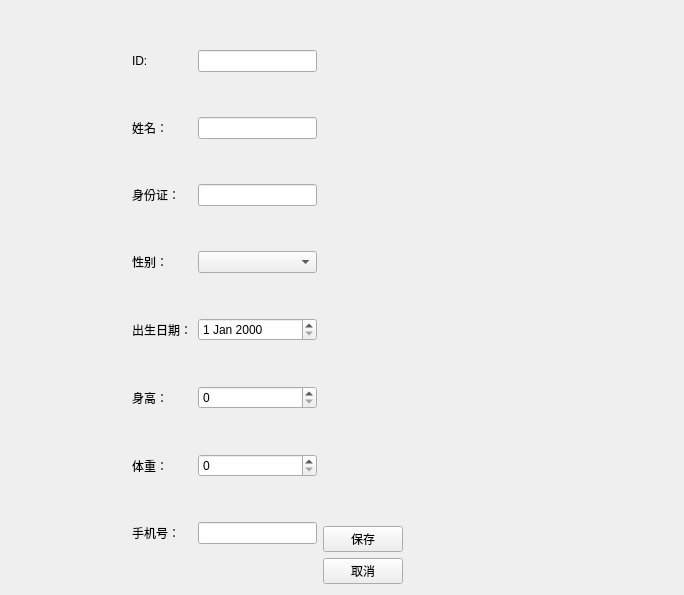
Above: QtLab3/patienteditview.ui from eriLzzx/eri-Qt-learning before the change. Below: the same form after it.
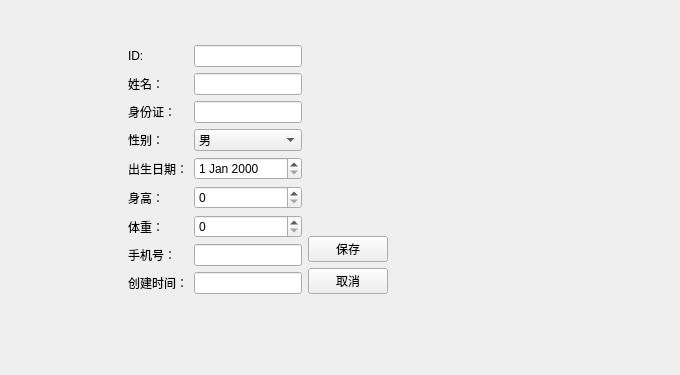
That is the form after the change.

Commit message: step6c add、edit function succeed

The edit to the form file:
```diff
--- a/QtLab3/patienteditview.ui
+++ b/QtLab3/patienteditview.ui
@@ -6,15 +6,41 @@
    <rect>
     <x>0</x>
     <y>0</y>
-    <width>684</width>
-    <height>595</height>
+    <width>680</width>
+    <height>375</height>
    </rect>
   </property>
   <property name="windowTitle">
    <string>患者管理</string>
   </property>
-  <layout class="QGridLayout" name="gridLayout_3">
-   <item row="0" column="0">
+  <widget class="QWidget" name="">
+   <property name="geometry">
+    <rect>
+     <x>10</x>
+     <y>0</y>
+     <width>650</width>
+     <height>339</height>
+    </rect>
+   </property>
+   <layout class="QVBoxLayout" name="verticalLayout_2">
+    <item>
+     <spacer name="verticalSpacer_3">
+      <property name="orientation">
+       <enum>Qt::Orientation::Vertical</enum>
+      </property>
+      <property name="sizeHint" stdset="0">
+       <size>
+        <width>20</width>
+        <height>40</height>
+       </size>
+      </property>
+     </spacer>
+    </item>
+    <item>
+     <layout class="QHBoxLayout" name="horizontalLayout_3">
+      <item>
+       <layout class="QHBoxLayout" name="horizontalLayout_2">
+        <item>
     <spacer name="horizontalSpacer">
      <property name="orientation">
       <enum>Qt::Orientation::Horizontal</enum>
@@ -24,43 +50,16 @@
      </property>
      <property name="sizeHint" stdset="0">
       <size>
-       <width>121</width>
-       <height>20</height>
+            <width>118</width>
+            <height>17</height>
       </size>
      </property>
     </spacer>
    </item>
-   <item row="0" column="1" rowspan="2">
-    <layout class="QGridLayout" name="gridLayout_2">
-     <item row="0" column="0">
+        <item>
+         <layout class="QHBoxLayout" name="horizontalLayout">
+          <item>
       <layout class="QGridLayout" name="gridLayout">
-       <item row="0" column="0">
-        <widget class="QLabel" name="label">
-         <property name="text">
-          <string>ID:</string>
-         </property>
-        </widget>
-       </item>
-       <item row="0" column="1">
-        <widget class="QLineEdit" name="lineEdit"/>
-       </item>
-       <item row="1" column="0">
-        <widget class="QLabel" name="label_2">
-         <property name="text">
-          <string>姓名：</string>
-         </property>
-        </widget>
-       </item>
-       <item row="1" column="1">
-        <widget class="QLineEdit" name="lineEdit_2"/>
-       </item>
-       <item row="2" column="0">
-        <widget class="QLabel" name="label_3">
-         <property name="text">
-          <string>身份证：</string>
-         </property>
-        </widget>
-       </item>
        <item row="2" column="1">
         <widget class="QLineEdit" name="lineEdit_3"/>
        </item>
@@ -71,8 +70,46 @@
          </property>
         </widget>
        </item>
+            <item row="2" column="0">
+             <widget class="QLabel" name="label_3">
+              <property name="text">
+               <string>身份证：</string>
+              </property>
+             </widget>
+            </item>
+            <item row="5" column="0">
+             <widget class="QLabel" name="label_6">
+              <property name="text">
+               <string>身高：</string>
+              </property>
+             </widget>
+            </item>
+            <item row="6" column="1">
+             <widget class="QSpinBox" name="dbSpinWeight"/>
+            </item>
+            <item row="1" column="1">
+             <widget class="QLineEdit" name="dbEditName"/>
+            </item>
+            <item row="0" column="0">
+             <widget class="QLabel" name="label">
+              <property name="text">
+               <string>ID:</string>
+              </property>
+             </widget>
+            </item>
        <item row="3" column="1">
-        <widget class="QComboBox" name="comboBox"/>
+             <widget class="QComboBox" name="dbComboSex">
+              <item>
+               <property name="text">
+                <string>男</string>
+               </property>
+              </item>
+              <item>
+               <property name="text">
+                <string>女</string>
+               </property>
+              </item>
+             </widget>
        </item>
        <item row="4" column="0">
         <widget class="QLabel" name="label_5">
@@ -81,19 +118,6 @@
          </property>
         </widget>
        </item>
-       <item row="4" column="1">
-        <widget class="QDateEdit" name="dateEdit"/>
-       </item>
-       <item row="5" column="0">
-        <widget class="QLabel" name="label_6">
-         <property name="text">
-          <string>身高：</string>
-         </property>
-        </widget>
-       </item>
-       <item row="5" column="1">
-        <widget class="QSpinBox" name="spinBox"/>
-       </item>
        <item row="6" column="0">
         <widget class="QLabel" name="label_8">
          <property name="text">
@@ -101,8 +125,24 @@
          </property>
         </widget>
        </item>
-       <item row="6" column="1">
-        <widget class="QSpinBox" name="spinBox_2"/>
+            <item row="4" column="1">
+             <widget class="QDateEdit" name="dbDateEditDOB"/>
+            </item>
+            <item row="7" column="1">
+             <widget class="QLineEdit" name="dbEditMobile"/>
+            </item>
+            <item row="5" column="1">
+             <widget class="QSpinBox" name="dbSpinHeight"/>
+            </item>
+            <item row="0" column="1">
+             <widget class="QLineEdit" name="dbEditID"/>
+            </item>
+            <item row="1" column="0">
+             <widget class="QLabel" name="label_2">
+              <property name="text">
+               <string>姓名：</string>
+              </property>
+             </widget>
        </item>
        <item row="7" column="0">
         <widget class="QLabel" name="label_7">
@@ -111,12 +151,19 @@
          </property>
         </widget>
        </item>
-       <item row="7" column="1">
-        <widget class="QLineEdit" name="lineEdit_4"/>
+            <item row="8" column="1">
+             <widget class="QLineEdit" name="dbCreatedTime"/>
+            </item>
+            <item row="8" column="0">
+             <widget class="QLabel" name="label_9">
+              <property name="text">
+               <string>创建时间：</string>
+              </property>
+             </widget>
        </item>
       </layout>
      </item>
-     <item row="0" column="1">
+          <item>
       <layout class="QVBoxLayout" name="verticalLayout">
        <item>
         <spacer name="verticalSpacer">
@@ -149,20 +196,38 @@
      </item>
     </layout>
    </item>
-   <item row="1" column="2">
+       </layout>
+      </item>
+      <item>
     <spacer name="horizontalSpacer_2">
      <property name="orientation">
       <enum>Qt::Orientation::Horizontal</enum>
      </property>
      <property name="sizeHint" stdset="0">
       <size>
-       <width>244</width>
-       <height>20</height>
+          <width>228</width>
+          <height>14</height>
       </size>
      </property>
     </spacer>
    </item>
   </layout>
+    </item>
+    <item>
+     <spacer name="verticalSpacer_2">
+      <property name="orientation">
+       <enum>Qt::Orientation::Vertical</enum>
+      </property>
+      <property name="sizeHint" stdset="0">
+       <size>
+        <width>20</width>
+        <height>40</height>
+       </size>
+      </property>
+     </spacer>
+    </item>
+   </layout>
+  </widget>
  </widget>
  <resources/>
  <connections/>
```
Left out of the diff: 6 changed lines with no effect on the pictures. Lines whose indentation alone changed are shown as unchanged. The commit also changes 8 other files.
